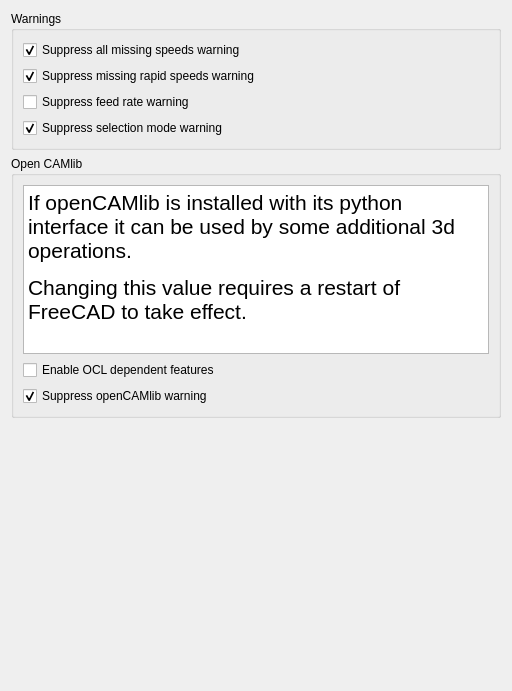
Before: the Qt Designer form src/Mod/Path/Gui/Resources/preferences/Advanced.ui in southseact-3d/fcd, drawn with Qt 5.
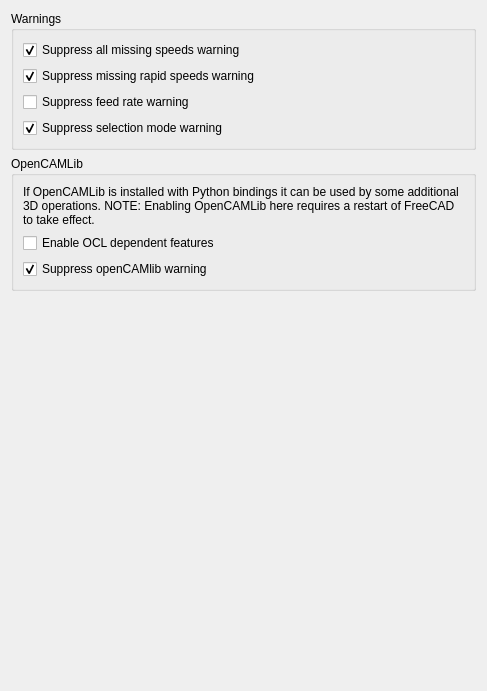
After: the same form once the commit is applied. Custom widgets are drawn as their Qt base class.

Commit message: Path: UI file adjustments

```diff
--- a/src/Mod/Path/Gui/Resources/preferences/Advanced.ui
+++ b/src/Mod/Path/Gui/Resources/preferences/Advanced.ui
@@ -6,7 +6,7 @@
    <rect>
     <x>0</x>
     <y>0</y>
-    <width>512</width>
+    <width>487</width>
     <height>691</height>
    </rect>
   </property>
@@ -102,43 +102,23 @@
    <item>
     <widget class="QGroupBox" name="groupBox_2">
      <property name="sizePolicy">
-      <sizepolicy hsizetype="Preferred" vsizetype="MinimumExpanding">
+      <sizepolicy hsizetype="Preferred" vsizetype="Preferred">
        <horstretch>0</horstretch>
        <verstretch>0</verstretch>
       </sizepolicy>
      </property>
      <property name="title">
-      <string>Open CAMlib</string>
+      <string>OpenCAMLib</string>
      </property>
      <layout class="QVBoxLayout" name="verticalLayout_2">
       <item>
-       <widget class="QTextEdit" name="textEdit">
-        <property name="sizePolicy">
-         <sizepolicy hsizetype="Expanding" vsizetype="MinimumExpanding">
-          <horstretch>0</horstretch>
-          <verstretch>0</verstretch>
-         </sizepolicy>
+       <widget class="QLabel" name="label">
+        <property name="text">
+         <string>If OpenCAMLib is installed with Python bindings it can be used by some additional 3D operations. NOTE: Enabling OpenCAMLib here requires a restart of FreeCAD to take effect.</string>
         </property>
-        <property name="verticalScrollBarPolicy">
-         <enum>Qt::ScrollBarAlwaysOff</enum>
-        </property>
-        <property name="horizontalScrollBarPolicy">
-         <enum>Qt::ScrollBarAlwaysOff</enum>
-        </property>
-        <property name="sizeAdjustPolicy">
-         <enum>QAbstractScrollArea::AdjustToContents</enum>
-        </property>
-        <property name="readOnly">
+        <property name="wordWrap">
          <bool>true</bool>
         </property>
-        <property name="html">
-         <string>&lt;!DOCTYPE HTML PUBLIC "-//W3C//DTD HTML 4.0//EN" "http://www.w3.org/TR/REC-html40/strict.dtd"&gt;
-&lt;html&gt;&lt;head&gt;&lt;meta name="qrichtext" content="1" /&gt;&lt;style type="text/css"&gt;
-p, li { white-space: pre-wrap; }
-&lt;/style&gt;&lt;/head&gt;&lt;body style=" font-family:'DejaVu Sans'; font-size:12pt; font-weight:400; font-style:normal;"&gt;
-&lt;p style=" margin-top:12px; margin-bottom:12px; margin-left:0px; margin-right:0px; -qt-block-indent:0; text-indent:0px;"&gt;&lt;span style=" font-family:'Sans'; font-size:16pt;"&gt;If openCAMlib is installed with its python interface it can be used by some additional 3d operations.&lt;/span&gt;&lt;/p&gt;
-&lt;p style=" margin-top:12px; margin-bottom:12px; margin-left:0px; margin-right:0px; -qt-block-indent:0; text-indent:0px;"&gt;&lt;span style=" font-family:'Sans'; font-size:16pt;"&gt;Changing this value requires a restart of FreeCAD to take effect.&lt;/span&gt;&lt;/p&gt;&lt;/body&gt;&lt;/html&gt;</string>
-        </property>
        </widget>
       </item>
       <item>
```
The commit also changes 1 other file.
